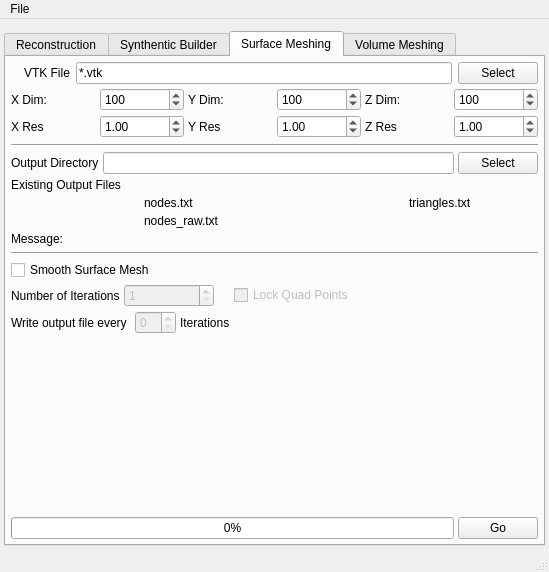
BlueQuartzSoftware/DREAM3D, file Source/AIM/GUI/UI_Files/RepresentationUI.ui: the form before one commit.
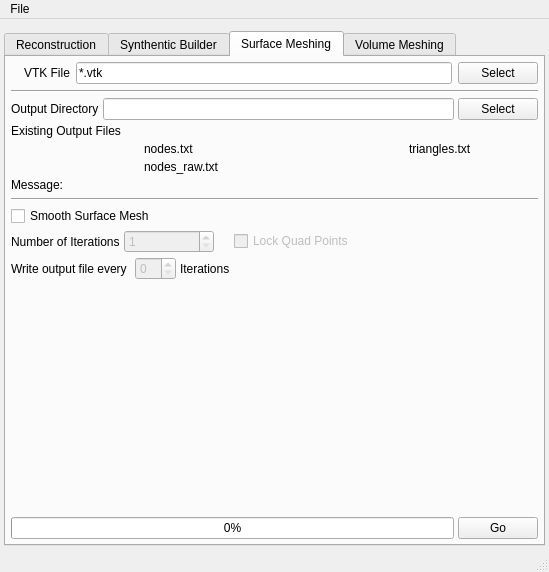
The form after the commit. Icons and pictures are not drawn.

```diff
--- a/Source/AIM/GUI/UI_Files/RepresentationUI.ui
+++ b/Source/AIM/GUI/UI_Files/RepresentationUI.ui
@@ -1265,123 +1265,7 @@
          </layout>
         </item>
         <item>
-         <layout class="QGridLayout" name="gridLayout_12">
-          <item row="0" column="0">
-           <widget class="QLabel" name="label_29">
-            <property name="text">
-             <string>X Dim:</string>
-            </property>
-           </widget>
-          </item>
-          <item row="0" column="2">
-           <widget class="QLabel" name="label_33">
-            <property name="text">
-             <string>Y Dim:</string>
-            </property>
-           </widget>
-          </item>
-          <item row="0" column="4">
-           <widget class="QLabel" name="label_34">
-            <property name="text">
-             <string>Z Dim:</string>
-            </property>
-           </widget>
-          </item>
-          <item row="0" column="1">
-           <widget class="QSpinBox" name="sm_XDim">
-            <property name="maximum">
-             <number>100000</number>
-            </property>
-            <property name="singleStep">
-             <number>10</number>
-            </property>
-            <property name="value">
-             <number>100</number>
-            </property>
-           </widget>
-          </item>
-          <item row="0" column="3">
-           <widget class="QSpinBox" name="sm_YDim">
-            <property name="maximum">
-             <number>100000</number>
-            </property>
-            <property name="singleStep">
-             <number>10</number>
-            </property>
-            <property name="value">
-             <number>100</number>
-            </property>
-           </widget>
-          </item>
-          <item row="0" column="5">
-           <widget class="QSpinBox" name="sm_ZDim">
-            <property name="maximum">
-             <number>100000</number>
-            </property>
-            <property name="singleStep">
-             <number>10</number>
-            </property>
-            <property name="value">
-             <number>100</number>
-            </property>
-           </widget>
-          </item>
-         </layout>
-        </item>
-        <item>
-         <layout class="QGridLayout" name="gridLayout_20">
-          <item row="0" column="5">
-           <widget class="QDoubleSpinBox" name="sm_ZRes">
-            <property name="singleStep">
-             <double>0.250000000000000</double>
-            </property>
-            <property name="value">
-             <double>1.000000000000000</double>
-            </property>
-           </widget>
-          </item>
-          <item row="0" column="3">
-           <widget class="QDoubleSpinBox" name="sm_YRes">
-            <property name="singleStep">
-             <double>0.250000000000000</double>
-            </property>
-            <property name="value">
-             <double>1.000000000000000</double>
-            </property>
-           </widget>
-          </item>
-          <item row="0" column="1">
-           <widget class="QDoubleSpinBox" name="sm_XRes">
-            <property name="singleStep">
-             <double>0.250000000000000</double>
-            </property>
-            <property name="value">
-             <double>1.000000000000000</double>
-            </property>
-           </widget>
-          </item>
-          <item row="0" column="0">
-           <widget class="QLabel" name="label_32">
-            <property name="text">
-             <string>X Res</string>
-            </property>
-           </widget>
-          </item>
-          <item row="0" column="2">
-           <widget class="QLabel" name="label_46">
-            <property name="text">
-             <string>Y Res</string>
-            </property>
-           </widget>
-          </item>
-          <item row="0" column="4">
-           <widget class="QLabel" name="label_47">
-            <property name="text">
-             <string>Z Res</string>
-            </property>
-           </widget>
-          </item>
-         </layout>
+         <layout class="QGridLayout" name="gridLayout_12"/>
         </item>
         <item>
          <widget class="Line" name="line_4">
```
Left out of the diff: 29 changed lines with no effect on the pictures.
